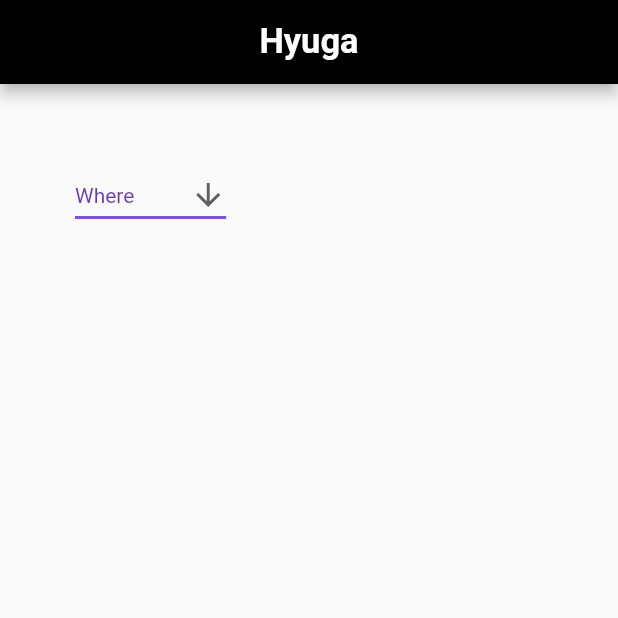
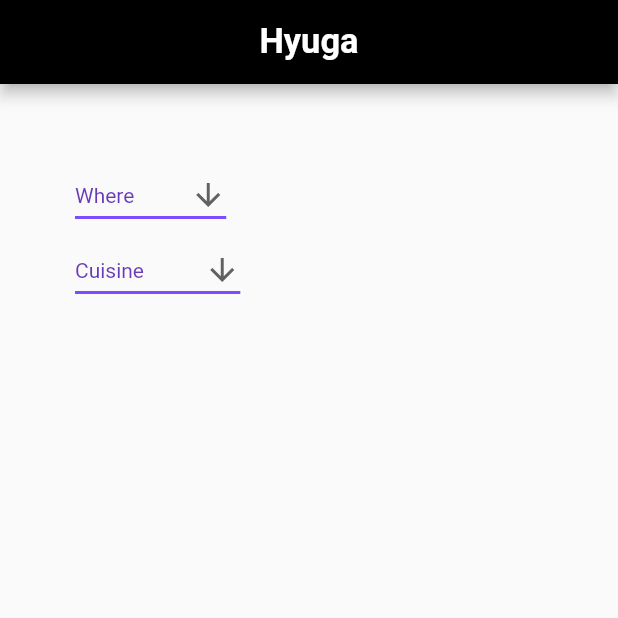
Before and after one commit to HyugaTeam/HyugaApp, a Flutter app: the screen it shows after launch, on a phone screen of 412 x 824 dp, the top half of it. Run offline on Flutter 3.47's test engine with Material 2 defaults, Android fonts, the phone set to English and light mode, and no system bars.

Commit message:
Update main.dart

```diff
--- a/lib/main.dart
+++ b/lib/main.dart
@@ -26,6 +26,11 @@ class Home extends StatelessWidget{
       top: 50,
       left: 50,
       child: MyStatefulWidget(),
+      ),
+      Positioned(
+      top: 100,
+      left: 50,
+      child: MyStatefulWidget_1(),
       ),
       ])
     );
@@ -68,3 +73,42 @@ class _MyStatefulWidgetState extends State<MyStatefulWidget> {
     );
   }
 }
+
+
+
+class MyStatefulWidget_1 extends StatefulWidget {
+  MyStatefulWidget_1({Key key}) : super(key: key);
+
+  @override
+  _MyStatefulWidgetState_1 createState() => _MyStatefulWidgetState_1();
+}
+
+class _MyStatefulWidgetState_1 extends State<MyStatefulWidget_1> {
+  String dropdownValue = 'Cuisine';
+  @override
+  Widget build(BuildContext context) {
+    return DropdownButton<String>(
+      value: dropdownValue,
+      icon: Icon(Icons.arrow_downward),
+      iconSize: 24,
+      elevation: 16,
+      style: TextStyle(color: Colors.deepPurple),
+      underline: Container(
+        height: 2,
+        color: Colors.deepPurpleAccent,
+      ),
+      onChanged: (String newValue) {
+        setState(() {
+          dropdownValue = newValue;
+        });
+      },
+      items: <String>['Cuisine','Mediterranian','American', 'Asian', 'Indian']
+          .map<DropdownMenuItem<String>>((String value) {
+        return DropdownMenuItem<String>(
+          value: value,
+          child: Text(value),
+        );
+      }).toList(),
+    );
+  }
+}
```
